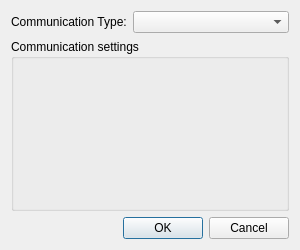
Before: the Qt Designer form CubesControl/ui/commsettingsdialog.ui in tstana/cubes-sw, drawn with Qt 5.
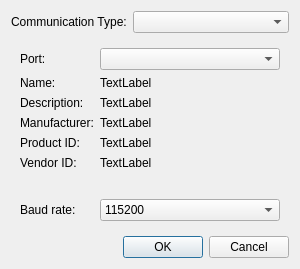
After: the same form once the commit is applied.

Commit message: CommSettingsDialog: Added QStackedWidget as comm settings container

What changed in the file:
```diff
--- a/CubesControl/ui/commsettingsdialog.ui
+++ b/CubesControl/ui/commsettingsdialog.ui
@@ -7,7 +7,7 @@
     <x>0</x>
     <y>0</y>
     <width>300</width>
-    <height>250</height>
+    <height>269</height>
    </rect>
   </property>
   <property name="windowTitle">
@@ -36,16 +36,160 @@
     </layout>
    </item>
    <item>
-    <widget class="QGroupBox" name="groupCommSettings">
-     <property name="sizePolicy">
-      <sizepolicy hsizetype="Expanding" vsizetype="Expanding">
-       <horstretch>0</horstretch>
-       <verstretch>0</verstretch>
-      </sizepolicy>
+    <widget class="QStackedWidget" name="commSettingsPage">
+     <property name="currentIndex">
+      <number>1</number>
      </property>
-     <property name="title">
-      <string>Communication settings</string>
-     </property>
+     <widget class="QWidget" name="pageNone"/>
+     <widget class="QWidget" name="pageSerialPort">
+      <layout class="QFormLayout" name="formLayout">
+       <item row="0" column="0">
+        <widget class="QLabel" name="label">
+         <property name="text">
+          <string>Port:</string>
+         </property>
+        </widget>
+       </item>
+       <item row="0" column="1">
+        <widget class="QComboBox" name="cbPort">
+         <property name="sizePolicy">
+          <sizepolicy hsizetype="Expanding" vsizetype="Fixed">
+           <horstretch>0</horstretch>
+           <verstretch>0</verstretch>
+          </sizepolicy>
+         </property>
+         <property name="styleSheet">
+          <string notr="true"/>
+         </property>
+         <item>
+          <property name="text">
+           <string/>
+          </property>
+         </item>
+        </widget>
+       </item>
+       <item row="1" column="0">
+        <widget class="QLabel" name="label_2">
+         <property name="text">
+          <string>Name:</string>
+         </property>
+        </widget>
+       </item>
+       <item row="1" column="1">
+        <widget class="QLabel" name="lblName">
+         <property name="text">
+          <string>TextLabel</string>
+         </property>
+        </widget>
+       </item>
+       <item row="2" column="0">
+        <widget class="QLabel" name="label_3">
+         <property name="text">
+          <string>Description:</string>
+         </property>
+        </widget>
+       </item>
+       <item row="2" column="1">
+        <widget class="QLabel" name="lblDescription">
+         <property name="text">
+          <string>TextLabel</string>
+         </property>
+        </widget>
+       </item>
+       <item row="3" column="0">
+        <widget class="QLabel" name="label_4">
+         <property name="text">
+          <string>Manufacturer:</string>
+         </property>
+        </widget>
+       </item>
+       <item row="3" column="1">
+        <widget class="QLabel" name="lblManufacturer">
+         <property name="text">
+          <string>TextLabel</string>
+         </property>
+        </widget>
+       </item>
+       <item row="4" column="0">
+        <widget class="QLabel" name="label_7">
+         <property name="text">
+          <string>Product ID:</string>
+         </property>
+        </widget>
+       </item>
+       <item row="4" column="1">
+        <widget class="QLabel" name="lblProductIdent">
+         <property name="text">
+          <string>TextLabel</string>
+         </property>
+        </widget>
+       </item>
+       <item row="5" column="0">
+        <widget class="QLabel" name="label_5">
+         <property name="text">
+          <string>Vendor ID:</string>
+         </property>
+        </widget>
+       </item>
+       <item row="5" column="1">
+        <widget class="QLabel" name="lblVendor">
+         <property name="text">
+          <string>TextLabel</string>
+         </property>
+        </widget>
+       </item>
+       <item row="6" column="0">
+        <spacer name="verticalSpacer">
+         <property name="orientation">
+          <enum>Qt::Vertical</enum>
+         </property>
+         <property name="sizeHint" stdset="0">
+          <size>
+           <width>20</width>
+           <height>22</height>
+          </size>
+         </property>
+        </spacer>
+       </item>
+       <item row="7" column="0">
+        <widget class="QLabel" name="label_6">
+         <property name="text">
+          <string>Baud rate:</string>
+         </property>
+        </widget>
+       </item>
+       <item row="7" column="1">
+        <widget class="QComboBox" name="cbBaud">
+         <property name="styleSheet">
+          <string notr="true"/>
+         </property>
+         <property name="currentIndex">
+          <number>3</number>
+         </property>
+         <item>
+          <property name="text">
+           <string>9600</string>
+          </property>
+         </item>
+         <item>
+          <property name="text">
+           <string>19200</string>
+          </property>
+         </item>
+         <item>
+          <property name="text">
+           <string>38400</string>
+          </property>
+         </item>
+         <item>
+          <property name="text">
+           <string>115200</string>
+          </property>
+         </item>
+        </widget>
+       </item>
+      </layout>
+     </widget>
     </widget>
    </item>
    <item>
```
Left out of the diff: 2 changed lines with no effect on the pictures. The commit also changes 2 other files.
